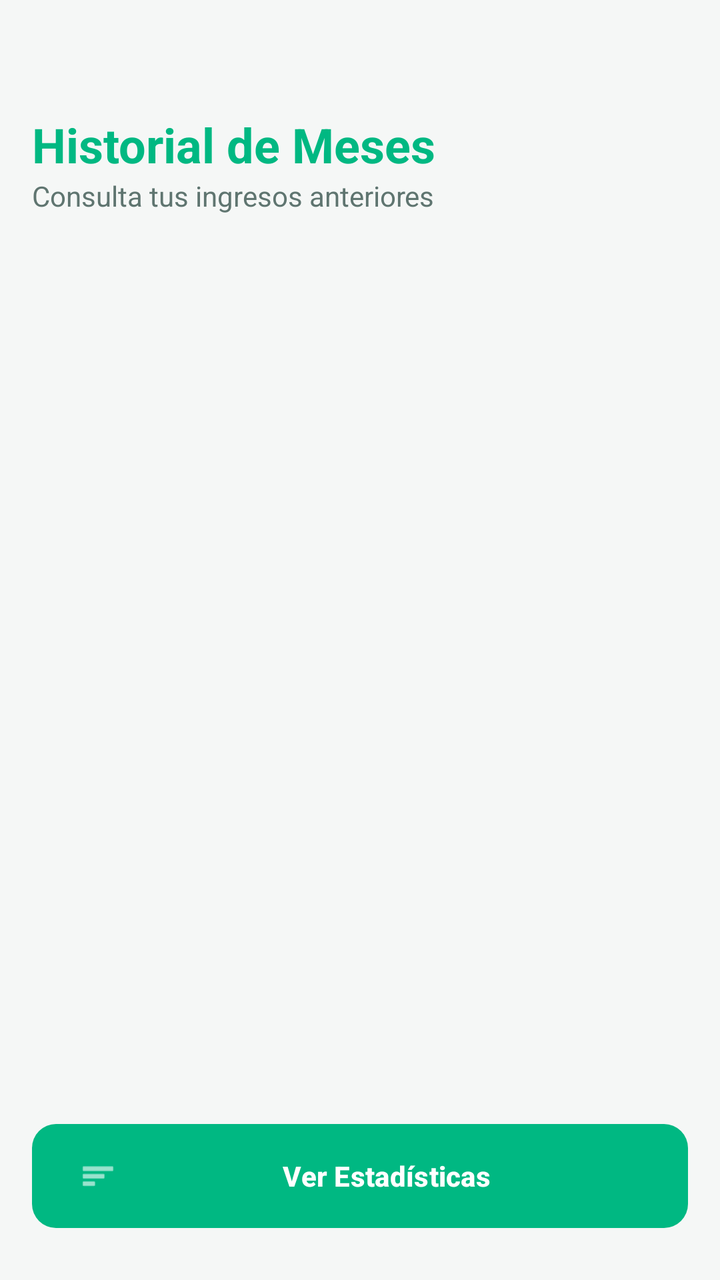
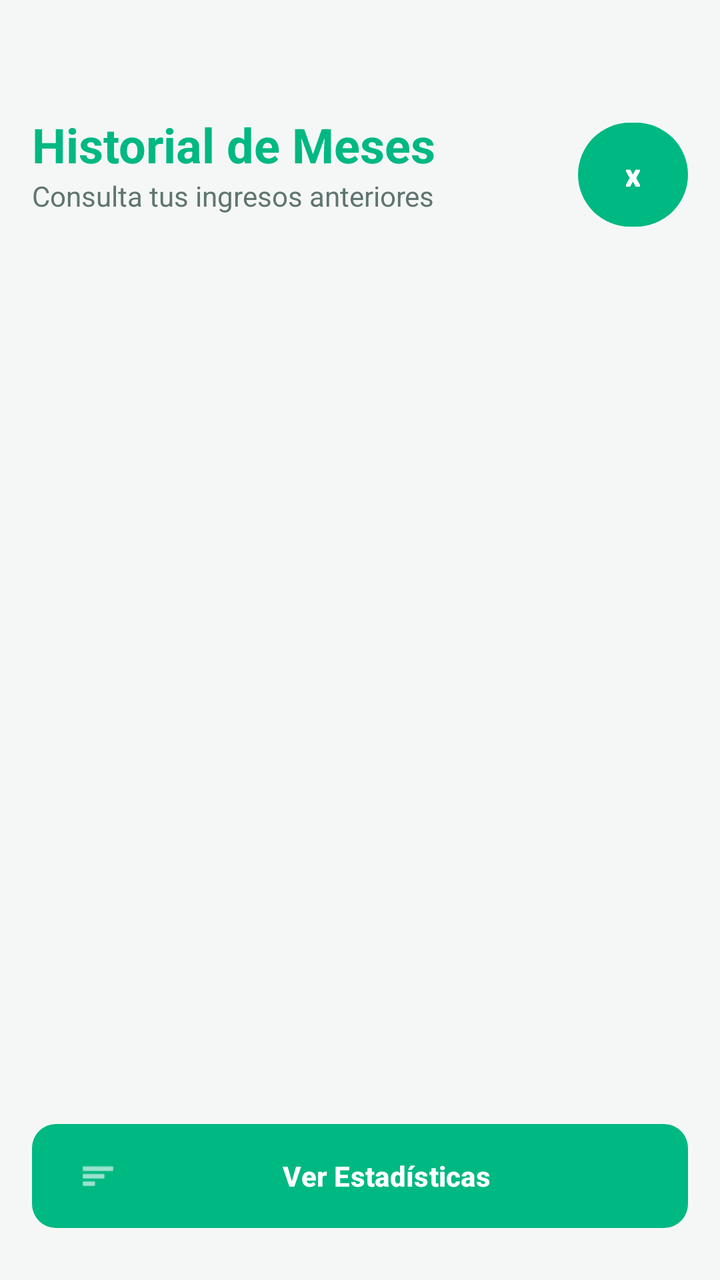

Screens rendered from an Android XML layout before and after an edit, with the pre-edit source and the edit as a unified diff.
<!-- AndroidManifest.xml: application theme Theme.SCalc -->
<!-- res/layout/activity_historial.xml -->
<?xml version="1.0" encoding="utf-8"?>
<androidx.constraintlayout.widget.ConstraintLayout
    xmlns:android="http://schemas.android.com/apk/res/android"
    xmlns:app="http://schemas.android.com/apk/res-auto"
    xmlns:tools="http://schemas.android.com/tools"
    android:layout_width="match_parent"
    android:layout_height="match_parent"
    android:background="@color/scalc_background"
    android:padding="16dp">

    <TextView
        android:id="@+id/tvTituloHistorial"
        android:layout_width="wrap_content"
        android:layout_height="wrap_content"
        android:text="@string/historial_de_meses"
        android:textSize="24sp"
        android:textStyle="bold"
        android:textColor="@color/scalc_primary"
        app:layout_constraintTop_toTopOf="parent"
        app:layout_constraintStart_toStartOf="parent"
        android:layout_marginTop="40dp"/>

    <TextView
        android:id="@+id/tvSubtitulo"
        android:layout_width="wrap_content"
        android:layout_height="wrap_content"
        android:text="@string/consulta_tus_ingresos_anteriores"
        android:textSize="14sp"
        android:textColor="@color/text_secondary"
        app:layout_constraintTop_toBottomOf="@id/tvTituloHistorial"
        app:layout_constraintStart_toStartOf="parent"/>

    <androidx.recyclerview.widget.RecyclerView
        android:id="@+id/rvHistorial"
        android:layout_width="match_parent"
        android:layout_height="650dp"
        android:layout_marginTop="16dp"
        android:scrollbars="vertical"
        app:layout_constraintTop_toBottomOf="@id/tvSubtitulo"
        app:layout_constraintStart_toStartOf="parent"
        app:layout_constraintEnd_toEndOf="parent"
        tools:listitem="@layout/item_ticket"/>

    <TextView
        android:id="@+id/tvEmptyState"
        android:layout_width="wrap_content"
        android:layout_height="wrap_content"
        android:text="@string/no_hay_registros_guardados_a_n"
        android:textSize="16sp"
        android:textColor="@color/text_secondary"
        android:visibility="gone"
        app:layout_constraintTop_toTopOf="parent"
        app:layout_constraintBottom_toBottomOf="parent"
        app:layout_constraintStart_toStartOf="parent"
        app:layout_constraintEnd_toEndOf="parent"/>

    <com.google.android.material.button.MaterialButton
        android:id="@+id/btnEstadisticas"
        android:layout_width="match_parent"
        android:layout_height="60dp"
        android:layout_marginBottom="6dp"
        android:text="Ver Estadísticas"
        android:textStyle="bold"
        app:icon="@android:drawable/ic_menu_sort_by_size"
        app:backgroundTint="@color/scalc_primary"
        android:textColor="@color/white"
        app:cornerRadius="12dp"
        app:layout_constraintBottom_toBottomOf="parent"/>

</androidx.constraintlayout.widget.ConstraintLayout>
<!-- res/layout/item_ticket.xml (included above) -->
<?xml version="1.0" encoding="utf-8"?>
<androidx.cardview.widget.CardView
    xmlns:android="http://schemas.android.com/apk/res/android"
    xmlns:app="http://schemas.android.com/apk/res-auto"
    android:layout_width="match_parent"
    android:layout_height="wrap_content"
    android:layout_marginHorizontal="16dp"
    android:layout_marginVertical="8dp"
    app:cardCornerRadius="16dp"
    app:cardElevation="4dp"
    app:cardBackgroundColor="@color/scalc_card_background"> <androidx.constraintlayout.widget.ConstraintLayout
    android:layout_width="match_parent"
    android:layout_height="wrap_content"
    android:padding="16dp">

    <TextView
        android:id="@+id/tvItemMes"
        android:layout_width="wrap_content"
        android:layout_height="wrap_content"
        android:text="OCTUBRE 2025"
        android:textStyle="bold"
        android:textSize="16sp"
        android:textColor="@color/text_primary"
        app:layout_constraintStart_toStartOf="parent"
        app:layout_constraintTop_toTopOf="parent" />

    <TextView
        android:id="@+id/tvItemEstado"
        android:layout_width="wrap_content"
        android:layout_height="wrap_content"
        android:text="Activo"
        android:textSize="12sp"
        android:textColor="@color/text_secondary"
        android:layout_marginTop="4dp"
        app:layout_constraintStart_toStartOf="parent"
        app:layout_constraintTop_toBottomOf="@id/tvItemMes" />

    <TextView
        android:id="@+id/tvItemDinero"
        android:layout_width="wrap_content"
        android:layout_height="wrap_content"
        android:text="1,250.00 €"
        android:textSize="20sp"
        android:textStyle="bold"
        android:textColor="@color/scalc_primary"
        app:layout_constraintEnd_toEndOf="parent"
        app:layout_constraintTop_toTopOf="parent"
        app:layout_constraintBottom_toBottomOf="@id/tvItemEstado" />

    <View
        android:id="@+id/divider"
        android:layout_width="match_parent"
        android:layout_height="1dp"
        android:background="#1A000000"
        android:layout_marginTop="12dp"
        app:layout_constraintTop_toBottomOf="@id/tvItemEstado"/>

    <LinearLayout
        android:layout_width="match_parent"
        android:layout_height="wrap_content"
        android:orientation="horizontal"
        android:layout_marginTop="8dp"
        app:layout_constraintTop_toBottomOf="@id/divider">

        <TextView
            android:id="@+id/tvItemResumen"
            android:layout_width="wrap_content"
            android:layout_height="wrap_content"
            android:text="120 Pedidos  •  85 Horas"
            android:textColor="@color/text_secondary"
            android:textSize="13sp"/>
    </LinearLayout>

</androidx.constraintlayout.widget.ConstraintLayout>
</androidx.cardview.widget.CardView>
<!-- resources referenced by this layout -->
<resources>
  <color name="scalc_background">#F5F7F6</color>
  <color name="scalc_card_background">#FFFFFF</color>
  <color name="scalc_primary">#00B882</color>
  <color name="text_primary">@color/scalc_dark</color>
  <color name="text_secondary">#5F7570</color>
  <color name="white">#FFFFFFFF</color>
  <string name="consulta_tus_ingresos_anteriores">Consulta tus ingresos anteriores</string>
  <string name="historial_de_meses">Historial de Meses</string>
  <string name="no_hay_registros_guardados_a_n">No hay registros guardados aún</string>
  <style name="Theme.SCalc" parent="Base.Theme.SCalc" />
  <color name="scalc_dark">#075E54</color>
  <style name="Base.Theme.SCalc" parent="Theme.Material3.DayNight.NoActionBar">
  
          <item name="colorPrimary">@color/scalc_primary</item>
          <item name="colorPrimaryVariant">@color/scalc_dark</item>
          <item name="colorOnPrimary">@color/white</item> <item name="colorSecondary">@color/scalc_accent</item>
          <item name="colorOnSecondary">@color/white</item>
  
          <item name="android:colorBackground">@color/scalc_background</item>
          <item name="android:windowBackground">@color/scalc_background</item>
  
          <item name="android:textColor">@color/text_primary</item>
  
          <item name="android:statusBarColor">@color/scalc_primary</item>
          <item name="android:windowLightStatusBar">false</item> </style>
  <color name="scalc_accent">#4DB6AC</color>
</resources>

<!-- the commit's change to res/layout/activity_historial.xml (unified diff, before → after) -->
@@ -30,16 +30,28 @@
         app:layout_constraintTop_toBottomOf="@id/tvTituloHistorial"
         app:layout_constraintStart_toStartOf="parent"/>
 
+    <Button
+        android:id="@+id/btnAyuda"
+        android:layout_width="55dp"
+        android:layout_height="60dp"
+        android:layout_marginBottom="6dp"
+        app:layout_constraintBottom_toTopOf="@id/rvHistorial"
+        app:layout_constraintEnd_toEndOf="parent"
+        android:text="x"
+        android:textSize="16sp"
+        android:textStyle="bold" />
+
     <androidx.recyclerview.widget.RecyclerView
         android:id="@+id/rvHistorial"
         android:layout_width="match_parent"
-        android:layout_height="650dp"
+        android:layout_height="500dp"
         android:layout_marginTop="16dp"
         android:scrollbars="vertical"
         app:layout_constraintTop_toBottomOf="@id/tvSubtitulo"
         app:layout_constraintStart_toStartOf="parent"
         app:layout_constraintEnd_toEndOf="parent"
         tools:listitem="@layout/item_ticket"/>
+
 
     <TextView
         android:id="@+id/tvEmptyState"
